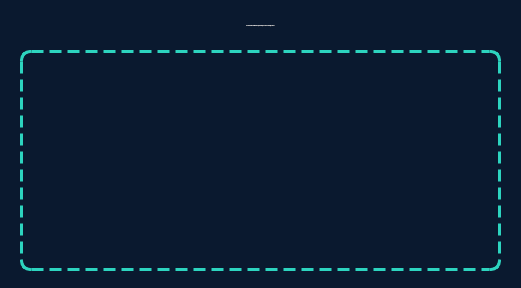
CyberBro9/aobp, file UncompiledUI/TableDialog.ui: the form before one commit.
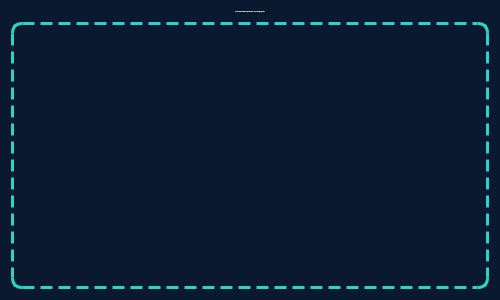
The form after the commit.

Commit message: Update help dialog, update table dialog, refactor asset placement, add build command

The edit to the form file:
```diff
--- a/UncompiledUI/TableDialog.ui
+++ b/UncompiledUI/TableDialog.ui
@@ -6,8 +6,8 @@
    <rect>
     <x>0</x>
     <y>0</y>
-    <width>521</width>
-    <height>288</height>
+    <width>500</width>
+    <height>300</height>
    </rect>
   </property>
   <property name="acceptDrops">
@@ -35,28 +35,12 @@
 	padding: 2px;
 }</string>
   </property>
-  <widget class="QTableWidget" name="tableWidget">
-   <property name="geometry">
-    <rect>
-     <x>20</x>
-     <y>50</y>
-     <width>481</width>
-     <height>221</height>
-    </rect>
+  <layout class="QVBoxLayout" name="verticalLayout">
+   <property name="spacing">
+    <number>9</number>
    </property>
-   <property name="styleSheet">
-    <string notr="true"/>
-   </property>
-  </widget>
+   <item>
   <widget class="QLabel" name="label">
-   <property name="geometry">
-    <rect>
-     <x>20</x>
-     <y>10</y>
-     <width>481</width>
-     <height>31</height>
-    </rect>
-   </property>
    <property name="font">
     <font>
      <family>Inter</family>
@@ -70,7 +54,7 @@
 font: 16px &quot;Inter&quot;</string>
    </property>
    <property name="text">
-    <string>В этом окне Вы можете просмотреть свою таблицу Excel.</string>
+      <string>В этом окне Вы можете просмотреть свою таблицу данных.</string>
    </property>
    <property name="scaledContents">
     <bool>false</bool>
@@ -82,6 +66,15 @@
     <bool>true</bool>
    </property>
   </widget>
+   </item>
+   <item>
+    <widget class="QTableWidget" name="tableWidget">
+     <property name="styleSheet">
+      <string notr="true"/>
+     </property>
+    </widget>
+   </item>
+  </layout>
  </widget>
  <resources/>
  <connections/>
```
Lines whose indentation alone changed are shown as unchanged. The commit also changes 7 other files.
